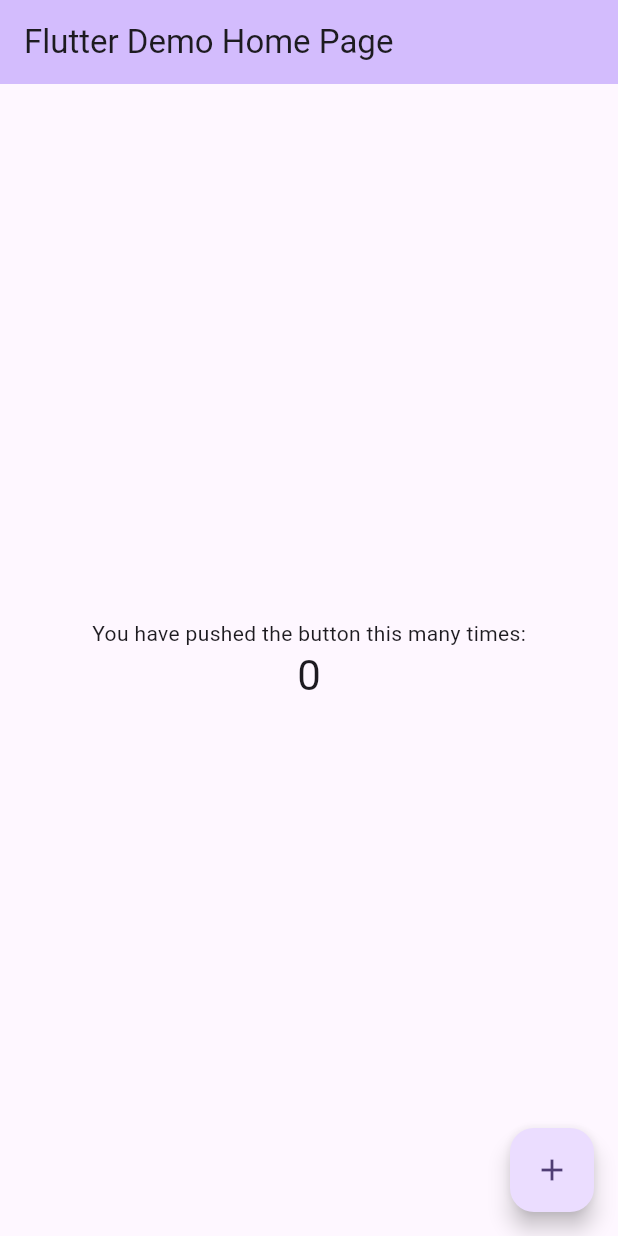
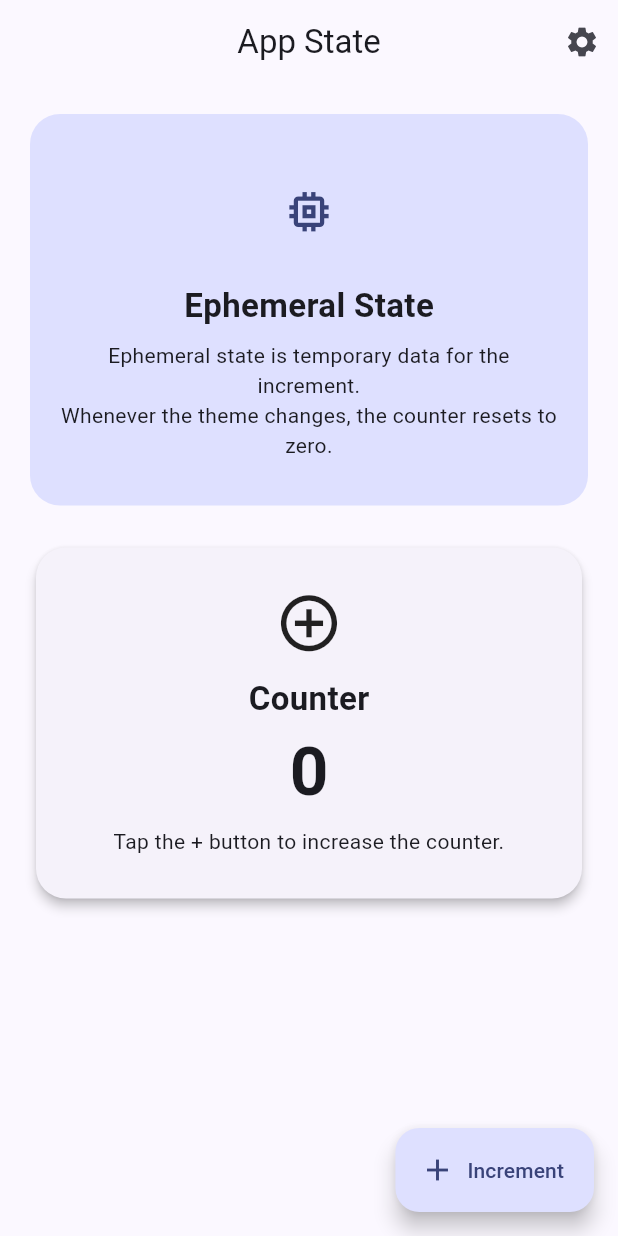
Before and after one commit to private-staticvoid/pagaoa_advmobprogAY2627, a Flutter app: the screen it shows after launch, on a phone screen of 412 x 824 dp. Run offline on Flutter 3.47's test engine with Material 3 defaults, Android fonts, the phone set to English and light mode, and no system bars.

Commit message:
Laboratory Activity 1 Implement ephemeral state and provider-based app state management

```diff
--- a/pagaoa_mobile/lib/main.dart
+++ b/pagaoa_mobile/lib/main.dart
@@ -1,121 +1,229 @@
 import 'package:flutter/material.dart';
+import 'package:provider/provider.dart';
+import 'settings.dart';
 
+// Starts the app and provides the theme state globally using Provider.
 void main() {
-  runApp(const MyApp());
+  runApp(
+    ChangeNotifierProvider(
+      create: (context) => ThemeModel(),
+      child: const MyApp(),
+    ),
+  );
 }
 
+// Manages the app theme state shared across the application.
+class ThemeModel with ChangeNotifier {
+  bool _isDark = false;
+
+  // Returns the current theme mode.
+  bool get isDark => _isDark;
+
+  // Switches between light and dark mode and updates the UI.
+  void toggleTheme() {
+    _isDark = !_isDark;
+    notifyListeners();
+  }
+}
+
+// Root widget that builds the application.
 class MyApp extends StatelessWidget {
   const MyApp({super.key});
 
-  // This widget is the root of your application.
   @override
   Widget build(BuildContext context) {
+    final themeModel = Provider.of<ThemeModel>(context);
+
     return MaterialApp(
-      title: 'Flutter Demo',
+      debugShowCheckedModeBanner: false,
+      title: 'Ephemeral vs. App State',
+
+      // Applies the theme managed by Provider.
       theme: ThemeData(
-        // This is the theme of your application.
-        //
-        // TRY THIS: Try running your application with "flutter run". You'll see
-        // the application has a purple toolbar. Then, without quitting the app,
-        // try changing the seedColor in the colorScheme below to Colors.green
-        // and then invoke "hot reload" (save your changes or press the "hot
-        // reload" button in a Flutter-supported IDE, or press "r" if you used
-        // the command line to start the app).
-        //
-        // Notice that the counter didn't reset back to zero; the application
-        // state is not lost during the reload. To reset the state, use hot
-        // restart instead.
-        //
-        // This works for code too, not just values: Most code changes can be
-        // tested with just a hot reload.
-        colorScheme: .fromSeed(seedColor: Colors.deepPurple),
+        colorSchemeSeed: Colors.indigo,
+        useMaterial3: true,
+        brightness:
+            themeModel.isDark ? Brightness.dark : Brightness.light,
       ),
-      home: const MyHomePage(title: 'Flutter Demo Home Page'),
+
+      home: const MyHomePage(),
     );
   }
 }
 
+// Creates the home page where local state is used.
 class MyHomePage extends StatefulWidget {
-  const MyHomePage({super.key, required this.title});
-
-  // This widget is the home page of your application. It is stateful, meaning
-  // that it has a State object (defined below) that contains fields that affect
-  // how it looks.
-
-  // This class is the configuration for the state. It holds the values (in this
-  // case the title) provided by the parent (in this case the App widget) and
-  // used by the build method of the State. Fields in a Widget subclass are
-  // always marked "final".
-
-  final String title;
+  const MyHomePage({super.key});
 
   @override
   State<MyHomePage> createState() => _MyHomePageState();
 }
 
+// Stores ephemeral state that only exists inside this page.
 class _MyHomePageState extends State<MyHomePage> {
+
+  // Temporary counter data that resets only when theme changes.
   int _counter = 0;
 
+  // Updates the counter value.
   void _incrementCounter() {
     setState(() {
-      // This call to setState tells the Flutter framework that something has
-      // changed in this State, which causes it to rerun the build method below
-      // so that the display can reflect the updated values. If we changed
-      // _counter without calling setState(), then the build method would not be
-      // called again, and so nothing would appear to happen.
       _counter++;
     });
   }
 
   @override
   Widget build(BuildContext context) {
-    // This method is rerun every time setState is called, for instance as done
-    // by the _incrementCounter method above.
-    //
-    // The Flutter framework has been optimized to make rerunning build methods
-    // fast, so that you can just rebuild anything that needs updating rather
-    // than having to individually change instances of widgets.
     return Scaffold(
+
+      // App bar containing title and settings button.
       appBar: AppBar(
-        // TRY THIS: Try changing the color here to a specific color (to
-        // Colors.amber, perhaps?) and trigger a hot reload to see the AppBar
-        // change color while the other colors stay the same.
-        backgroundColor: Theme.of(context).colorScheme.inversePrimary,
-        // Here we take the value from the MyHomePage object that was created by
-        // the App.build method, and use it to set our appbar title.
-        title: Text(widget.title),
+        title: const Text('App State'),
+        centerTitle: true,
+        elevation: 0,
+
+        actions: [
+
+          // Opens settings page.
+          IconButton(
+            icon: const Icon(Icons.settings),
+            tooltip: 'Settings',
+
+            onPressed: () async {
+
+              // Receives true only when theme changes.
+              final bool? themeChanged = await Navigator.push<bool>(
+                context,
+                MaterialPageRoute(
+                  builder: (context) => const SettingsPage(),
+                ),
+              );
+
+              // Resets counter only when theme changes.
+              if (themeChanged == true) {
+                setState(() {
+                  _counter = 0;
+                });
+              }
+            },
+          ),
+        ],
       ),
-      body: Center(
-        // Center is a layout widget. It takes a single child and positions it
-        // in the middle of the parent.
-        child: Column(
-          // Column is also a layout widget. It takes a list of children and
-          // arranges them vertically. By default, it sizes itself to fit its
-          // children horizontally, and tries to be as tall as its parent.
-          //
-          // Column has various properties to control how it sizes itself and
-          // how it positions its children. Here we use mainAxisAlignment to
-          // center the children vertically; the main axis here is the vertical
-          // axis because Columns are vertical (the cross axis would be
-          // horizontal).
-          //
-          // TRY THIS: Invoke "debug painting" (choose the "Toggle Debug Paint"
-          // action in the IDE, or press "p" in the console), to see the
-          // wireframe for each widget.
-          mainAxisAlignment: .center,
-          children: [
-            const Text('You have pushed the button this many times:'),
-            Text(
-              '$_counter',
-              style: Theme.of(context).textTheme.headlineMedium,
+
+      // Displays the main UI content.
+      body: ListView(
+        padding: const EdgeInsets.all(20),
+        children: [
+
+          // Shows explanation of ephemeral state.
+          Container(
+            padding: const EdgeInsets.symmetric(
+              vertical: 30,
+              horizontal: 20,
             ),
-          ],
-        ),
+            decoration: BoxDecoration(
+              color: Theme.of(context)
+                  .colorScheme
+                  .primaryContainer,
+              borderRadius: BorderRadius.circular(20),
+            ),
+
+            child: const Column(
+              children: [
+
+                CircleAvatar(
+                  radius: 35,
+                  child: Icon(
+                    Icons.memory,
+                    size: 35,
+                  ),
+                ),
+
+                SizedBox(height: 12),
+
+                Text(
+                  'Ephemeral State',
+                  style: TextStyle(
+                    fontSize: 22,
+                    fontWeight: FontWeight.bold,
+                  ),
+                ),
+
+                SizedBox(height: 8),
+
+                Text(
+                  'Ephemeral state is temporary data for the increment.\n'
+                  'Whenever the theme changes, the counter resets to zero.',
+                  textAlign: TextAlign.center,
+                ),
+              ],
+            ),
+          ),
+
+          const SizedBox(height: 24),
+
+          // Displays counter value.
+          Card(
+            elevation: 3,
+            shape: RoundedRectangleBorder(
+              borderRadius: BorderRadius.circular(20),
+            ),
+
+            child: Padding(
+              padding: const EdgeInsets.symmetric(
+                vertical: 28,
+                horizontal: 20,
+              ),
+
+              child: Column(
+                children: [
+
+                  const Icon(
+                    Icons.add_circle_outline,
+                    size: 45,
+                  ),
+
+                  const SizedBox(height: 12),
+
+                  const Text(
+                    'Counter',
+                    style: TextStyle(
+                      fontSize: 22,
+                      fontWeight: FontWeight.bold,
+                    ),
+                  ),
+
+                  const SizedBox(height: 8),
+
+                  // Shows current counter value.
+                  Text(
+                    '$_counter',
+                    style: Theme.of(context)
+                        .textTheme
+                        .displayMedium
+                        ?.copyWith(
+                          fontWeight: FontWeight.bold,
+                        ),
+                  ),
+
+                  const SizedBox(height: 10),
+
+                  const Text(
+                    'Tap the + button to increase the counter.',
+                    textAlign: TextAlign.center,
+                  ),
+                ],
+              ),
+            ),
+          ),
+        ],
       ),
-      floatingActionButton: FloatingActionButton(
+
+      // Button that increments the counter.
+      floatingActionButton: FloatingActionButton.extended(
         onPressed: _incrementCounter,
-        tooltip: 'Increment',
-        child: const Icon(Icons.add),
+        icon: const Icon(Icons.add),
+        label: const Text('Increment'),
       ),
     );
   }
```
Also changed, not shown: pagaoa_mobile/lib/settings.dart (added, +133 -0 lines), pagaoa_mobile/pubspec.yaml (+3 -70 lines), pagaoa_mobile/pubspec.lock, 1 other file.
